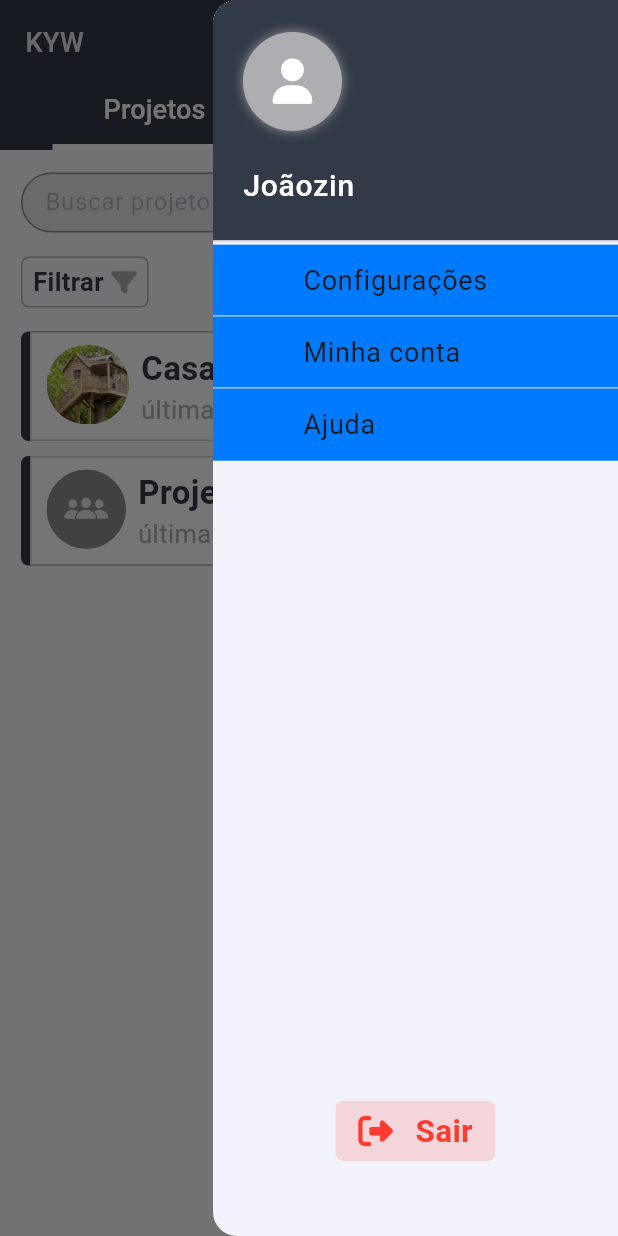
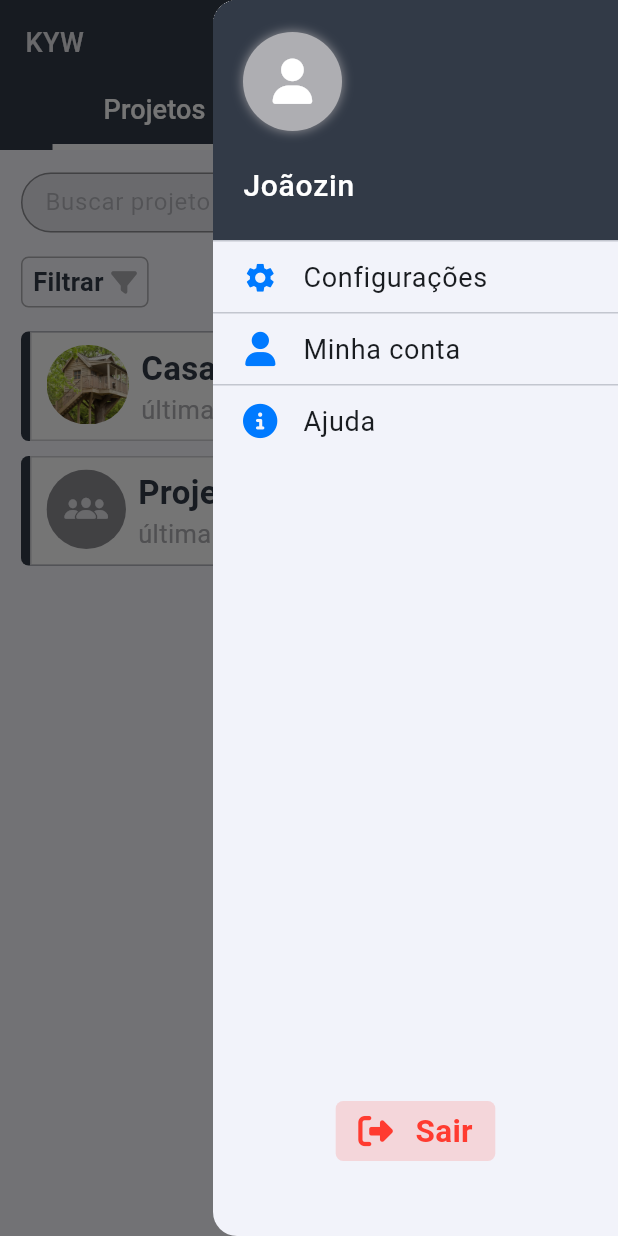
Before and after one commit to kaykybarbosa/Project_KYW, a Flutter app: the screen it shows after launch, with the side drawer open, on a phone screen of 412 x 824 dp. Run offline on Flutter 3.47's test engine with Material 3 defaults, Android fonts, the phone set to English and light mode, and no system bars; our stand-ins replace email_validator, font_awesome_flutter, go_router.

Commit message:
Alter improving the project

```diff
--- a/lib/app/data/routes/routes.dart
+++ b/lib/app/data/routes/routes.dart
@@ -6,6 +6,7 @@ import 'package:kyw_management/app/screens/create_project_screen.dart';
 import 'package:kyw_management/app/screens/forgot_password_screen.dart';
 import 'package:kyw_management/app/screens/form_screen.dart';
 import 'package:kyw_management/app/screens/home_screen.dart';
+import 'package:kyw_management/app/screens/my_account_screen.dart';
 import 'package:kyw_management/app/screens/notification_screen.dart';
 
 final routes = GoRouter(
@@ -39,5 +40,9 @@ final routes = GoRouter(
       path: MyRoutes.configuration,
       builder: (context, state) => ConfigurationScreen(),
     ),
+    GoRoute(
+      path: MyRoutes.myAccount,
+      builder: (context, state) => MyAccountScreen(),
+    ),
   ],
 );
--- a/lib/app/screens/home_screen.dart
+++ b/lib/app/screens/home_screen.dart
@@ -70,7 +70,6 @@ class _HomeScreenState extends State<HomeScreen> {
       length: 2,
       child: Scaffold(
         key: _scaffoldKey,
-        endDrawer: MyEndDrawer(),
         appBar: AppBar(
           // App name
           leading: AppName(color: itemsBarColor),
@@ -88,7 +87,7 @@ class _HomeScreenState extends State<HomeScreen> {
               ),
             ),
 
-            const SizedBox(width: 15.0),
+            const SizedBox(width: 12.0),
 
             // More options
             MyIcon(
@@ -98,6 +97,7 @@ class _HomeScreenState extends State<HomeScreen> {
                 _openEndDrawer();
               },
             ),
+
             const SizedBox(width: 13.0),
           ],
 
@@ -181,6 +181,9 @@ class _HomeScreenState extends State<HomeScreen> {
           ),
         ),
 
+        // EndDrawer the more options
+        endDrawer: const MyEndDrawer(),
+
         // Button create project
         floatingActionButton: _currentText == Screens.project
             ? CreateProjectButton(
--- a/lib/app/widgets/home_screen/app_bar/end_drawer.dart
+++ b/lib/app/widgets/home_screen/app_bar/end_drawer.dart
@@ -8,7 +8,7 @@ import 'package:kyw_management/app/widgets/home_screen/app_bar/drawer_option.dar
 import 'package:kyw_management/app/widgets/home_screen/app_bar/sign_out_button.dart';
 
 class MyEndDrawer extends StatefulWidget {
-  MyEndDrawer({super.key});
+  const MyEndDrawer({super.key});
 
   @override
   State<MyEndDrawer> createState() => _MyEndDrawerState();
@@ -17,7 +17,7 @@ class MyEndDrawer extends StatefulWidget {
 class _MyEndDrawerState extends State<MyEndDrawer> {
   @override
   Widget build(BuildContext context) {
-    final List<DrawerOption> _options = [
+    final List<DrawerOption> options = [
       DrawerOption(
         icon: Icons.settings,
         label: 'Configurações',
@@ -48,23 +48,21 @@ class _MyEndDrawerState extends State<MyEndDrawer> {
     return Drawer(
       width: 270.0,
       child: Column(
-        mainAxisAlignment: MainAxisAlignment.spaceAround,
-        children: [
-          Expanded(
-            flex: 2,
-            child: ListView(
-              padding: EdgeInsets.zero,
+        // padding: EdgeInsets.zero,
+        // physics: const NeverScrollableScrollPhysics(),
         children: [
           // Header
           DrawerHeader(
             padding: EdgeInsets.zero,
             margin: EdgeInsets.zero,
             child: Container(
+              width: double.infinity,
               color: CupertinoTheme.of(context).primaryColor,
               padding: const EdgeInsets.symmetric(horizontal: 20.0),
+              margin: EdgeInsets.zero,
               child: Column(
+                mainAxisAlignment: MainAxisAlignment.spaceEvenly,
                 crossAxisAlignment: CrossAxisAlignment.start,
-                      mainAxisAlignment: MainAxisAlignment.spaceEvenly,
                 children: [
                   // Profile image
                   CircleImage(
@@ -87,20 +85,17 @@ class _MyEndDrawerState extends State<MyEndDrawer> {
               ),
             ),
           ),
-              ],
-            ),
-          ),
 
           // Options the configuration
           Expanded(
-            flex: 7,
             child: ListView.separated(
+              padding: EdgeInsets.zero,
+              itemCount: options.length,
+              physics: const NeverScrollableScrollPhysics(),
+              separatorBuilder: (__, _) => const Divider(height: 0.0),
               itemBuilder: (context, index) {
-                return Container(
-                    color: CupertinoColors.activeBlue, child: _options[index]);
+                return options[index];
               },
-              separatorBuilder: (__, _) => const Divider(height: 0.0),
-              itemCount: _options.length,
             ),
           ),
 
--- a/lib/app/widgets/home_screen/my_icon.dart
+++ b/lib/app/widgets/home_screen/my_icon.dart
@@ -18,10 +18,13 @@ class MyIcon extends StatelessWidget {
       onTap: () {
         onTap();
       },
-      child: Icon(
-        icon,
-        color: color,
-        size: 22.0,
+      child: Padding(
+        padding: const EdgeInsets.all(3.0),
+        child: Icon(
+          icon,
+          color: color,
+          size: 22.0,
+        ),
       ),
     );
   }
```
Also changed, not shown: lib/app/screens/configuration_screen.dart (+8 -18 lines), lib/app/screens/notification_screen.dart (+7 -18 lines), lib/app/widgets/form_input.dart (+8 -8 lines). Lines whose indentation alone changed are shown as unchanged.
